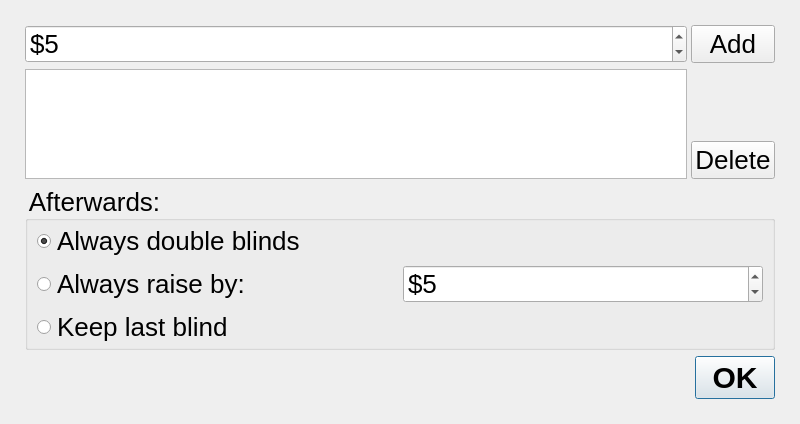
pokerth/pokerth, file src/gui/qt/gui_800x480/manualblindsorderdialog_800x480.ui: the form before one commit.
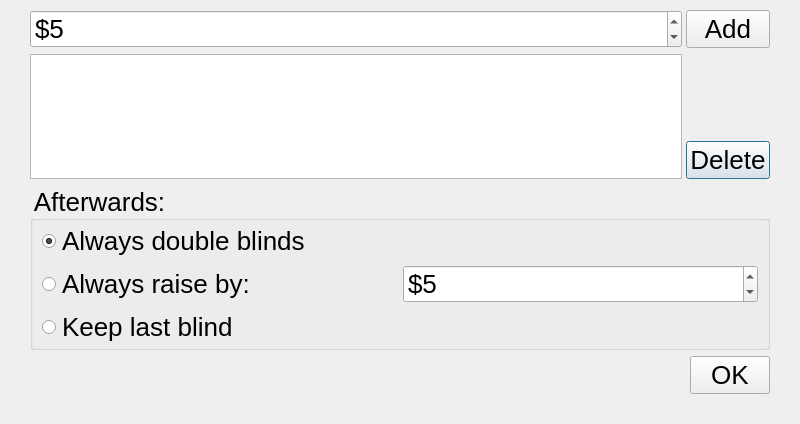
The form after the commit. Icons and pictures are not drawn.

Commit message: android dialog changes

Patch:
```diff
--- a/src/gui/qt/gui_800x480/manualblindsorderdialog_800x480.ui
+++ b/src/gui/qt/gui_800x480/manualblindsorderdialog_800x480.ui
@@ -28,10 +28,72 @@
   <property name="styleSheet">
    <string notr="true">QObject {font: 26px}</string>
   </property>
-  <layout class="QGridLayout">
-   <property name="margin">
-    <number>25</number>
+  <layout class="QGridLayout" name="gridLayout">
+   <property name="leftMargin">
+    <number>30</number>
    </property>
+   <property name="topMargin">
+    <number>10</number>
+   </property>
+   <property name="rightMargin">
+    <number>30</number>
+   </property>
+   <property name="bottomMargin">
+    <number>30</number>
+   </property>
+   <item row="0" column="0">
+    <layout class="QGridLayout">
+     <property name="horizontalSpacing">
+      <number>4</number>
+     </property>
+     <item row="2" column="0" rowspan="2">
+      <widget class="QListWidget" name="listWidget_blinds"/>
+     </item>
+     <item row="3" column="1">
+      <widget class="QPushButton" name="pushButton_delete">
+       <property name="text">
+        <string>Delete</string>
+       </property>
+      </widget>
+     </item>
+     <item row="2" column="1">
+      <spacer>
+       <property name="orientation">
+        <enum>Qt::Vertical</enum>
+       </property>
+       <property name="sizeHint" stdset="0">
+        <size>
+         <width>20</width>
+         <height>121</height>
+        </size>
+       </property>
+      </spacer>
+     </item>
+     <item row="0" column="0">
+      <widget class="QSpinBox" name="spinBox_input">
+       <property name="prefix">
+        <string>$</string>
+       </property>
+       <property name="minimum">
+        <number>1</number>
+       </property>
+       <property name="maximum">
+        <number>20000</number>
+       </property>
+       <property name="value">
+        <number>5</number>
+       </property>
+      </widget>
+     </item>
+     <item row="0" column="1">
+      <widget class="QPushButton" name="pushButton_add">
+       <property name="text">
+        <string>Add</string>
+       </property>
+      </widget>
+     </item>
+    </layout>
+   </item>
    <item row="1" column="0">
     <spacer name="verticalSpacer">
      <property name="orientation">
@@ -105,66 +167,37 @@
     </widget>
    </item>
    <item row="3" column="0">
-    <widget class="QDialogButtonBox" name="buttonBox">
-     <property name="styleSheet">
-      <string notr="true">QObject {font: bold 30px}</string>
-     </property>
-     <property name="orientation">
-      <enum>Qt::Horizontal</enum>
-     </property>
-     <property name="standardButtons">
-      <set>QDialogButtonBox::Ok</set>
-     </property>
-    </widget>
-   </item>
-   <item row="0" column="0">
-    <layout class="QGridLayout">
-     <property name="horizontalSpacing">
-      <number>4</number>
-     </property>
-     <item row="2" column="0" rowspan="2">
-      <widget class="QListWidget" name="listWidget_blinds"/>
-     </item>
-     <item row="3" column="1">
-      <widget class="QPushButton" name="pushButton_delete">
-       <property name="text">
-        <string>Delete</string>
-       </property>
-      </widget>
-     </item>
-     <item row="2" column="1">
-      <spacer>
+    <layout class="QHBoxLayout" name="horizontalLayout">
+     <item>
+      <spacer name="horizontalSpacer">
        <property name="orientation">
-        <enum>Qt::Vertical</enum>
+        <enum>Qt::Horizontal</enum>
        </property>
        <property name="sizeHint" stdset="0">
         <size>
-         <width>20</width>
-         <height>121</height>
+         <width>40</width>
+         <height>20</height>
         </size>
        </property>
       </spacer>
      </item>
-     <item row="0" column="0">
-      <widget class="QSpinBox" name="spinBox_input">
-       <property name="prefix">
-        <string>$</string>
-       </property>
-       <property name="minimum">
-        <number>1</number>
-       </property>
-       <property name="maximum">
-        <number>20000</number>
-       </property>
-       <property name="value">
-        <number>5</number>
-       </property>
-      </widget>
-     </item>
-     <item row="0" column="1">
-      <widget class="QPushButton" name="pushButton_add">
+     <item>
+      <widget class="QPushButton" name="pushButton">
        <property name="text">
-        <string>Add</string>
+        <string> OK </string>
+       </property>
+       <property name="icon">
+        <iconset resource="../resources/pokerth.qrc">
+         <normaloff>:/gfx/dialog_ok_apply.png</normaloff>:/gfx/dialog_ok_apply.png</iconset>
+       </property>
+       <property name="iconSize">
+        <size>
+         <width>32</width>
+         <height>32</height>
+        </size>
+       </property>
+       <property name="autoDefault">
+        <bool>false</bool>
        </property>
       </widget>
      </item>
```
Left out of the diff: 61 changed lines with no effect on the pictures. The commit also changes 17 other files.
